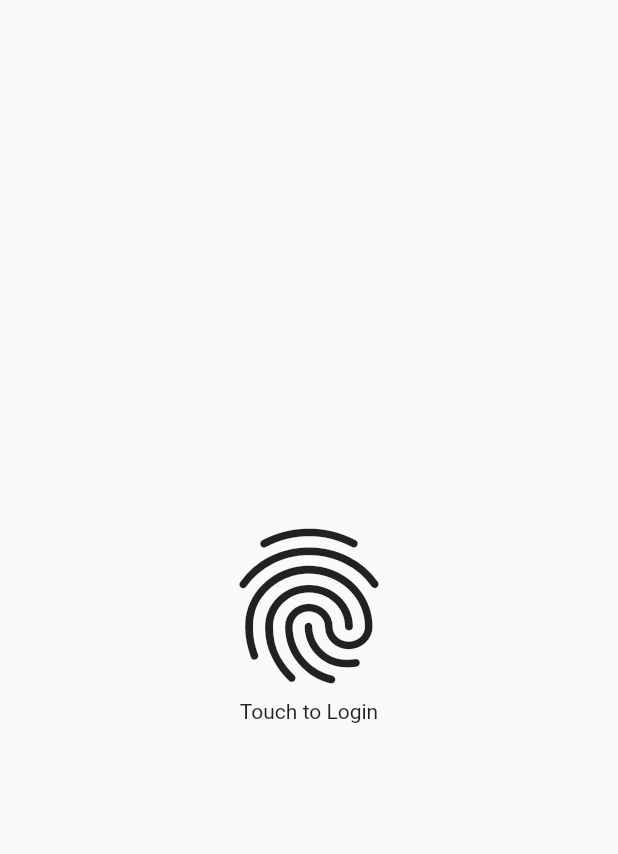
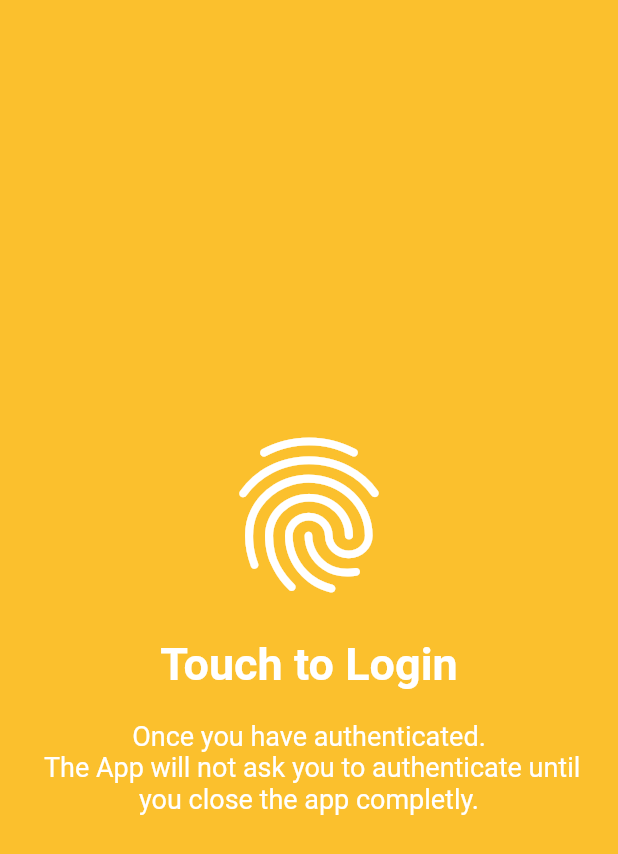
Before and after one commit to ANU-TEAM/anu-cgpa-moible-ui, a Flutter app: the HomeScreen screen opened directly, on a phone screen of 412 x 824 dp. Shown: the top 854 px of the screen. Run offline on Flutter 3.47's test engine with Material 2 defaults, Android fonts, the phone set to English and light mode, and no system bars; our stand-ins replace flutter_slidable, flutter_svg, local_auth, moor; generated files the repository leaves out were written again.

Commit message:
Set up fingerprint on app start

```diff
--- a/lib/main.dart
+++ b/lib/main.dart
@@ -1,5 +1,5 @@
 import 'package:anucgpa/database/database.dart';
-import 'package:anucgpa/screens/OverviewScreen.dart';
+import 'package:anucgpa/screens/HomeScreen.dart';
 import 'package:flutter/material.dart';
 import 'package:provider/provider.dart';
 
@@ -25,7 +25,7 @@ class MyApp extends StatelessWidget {
         primaryColor: Colors.yellow[800],
         visualDensity: VisualDensity.adaptivePlatformDensity,
       ),
-      home: OverviewScreen(),
+      home: HomeScreen(),
     );
   }
 }
--- a/lib/screens/HomeScreen.dart
+++ b/lib/screens/HomeScreen.dart
@@ -1,3 +1,4 @@
+import 'package:anucgpa/screens/OverviewScreen.dart';
 import 'package:flutter/material.dart';
 import 'package:local_auth/local_auth.dart';
 
@@ -12,23 +13,62 @@ class HomeScreen extends StatelessWidget {
           bool weCanCheckBiometrics = await localAuth.canCheckBiometrics;
           if (weCanCheckBiometrics) {
             bool authenticated = await localAuth.authenticateWithBiometrics(
-                localizedReason: "Authenticate to see you CGPA.");
-            print(authenticated);
+              localizedReason: "",
+            );
+
+            if (authenticated) {
+              Navigator.push(context,
+                  MaterialPageRoute(builder: (context) => OverviewScreen()));
+            }
+          } else {
+            Navigator.push(context,
+                MaterialPageRoute(builder: (context) => OverviewScreen()));
           }
         },
+        child: Container(
+          color: Colors.yellow[700],
+          child: Center(
             child: Column(
               mainAxisAlignment: MainAxisAlignment.center,
               crossAxisAlignment: CrossAxisAlignment.stretch,
               children: <Widget>[
-            Icon(
+                Padding(
+                  padding: const EdgeInsets.only(bottom: 20),
+                  child: Icon(
                     Icons.fingerprint,
                     size: 124.0,
+                    color: Colors.white,
                   ),
-            Text(
+                ),
+                Padding(
+                  padding: const EdgeInsets.only(bottom: 20),
+                  child: Text(
                     "Touch to Login",
                     textAlign: TextAlign.center,
+                    style: TextStyle(
+                      color: Colors.white,
+                      fontSize: 30,
+                      fontWeight: FontWeight.bold,
+                    ),
+                  ),
+                ),
+                Container(
+                  margin: EdgeInsets.symmetric(
+                    horizontal: 10,
+                  ),
+                  alignment: Alignment.center,
+                  child: Text(
+                    "Once you have authenticated. \n The App will not ask you to authenticate until you close the app completly.",
+                    textAlign: TextAlign.center,
+                    style: TextStyle(
+                      color: Colors.white,
+                      fontSize: 18,
+                    ),
+                  ),
                 ),
               ],
+            ),
+          ),
         ),
       ),
     );
--- a/pubspec.yaml
+++ b/pubspec.yaml
@@ -33,6 +33,7 @@ dependencies:
   moor: ^3.4.0
   moor_flutter: ^3.1.0
   sqlite3_flutter_libs: ^0.2.0
+  local_auth: ^0.6.3+4
 
 dev_dependencies:
   moor_generator: ^3.4.0
```
Also changed, not shown: pubspec.lock, 5 other files. Lines whose indentation alone changed are shown as unchanged.
